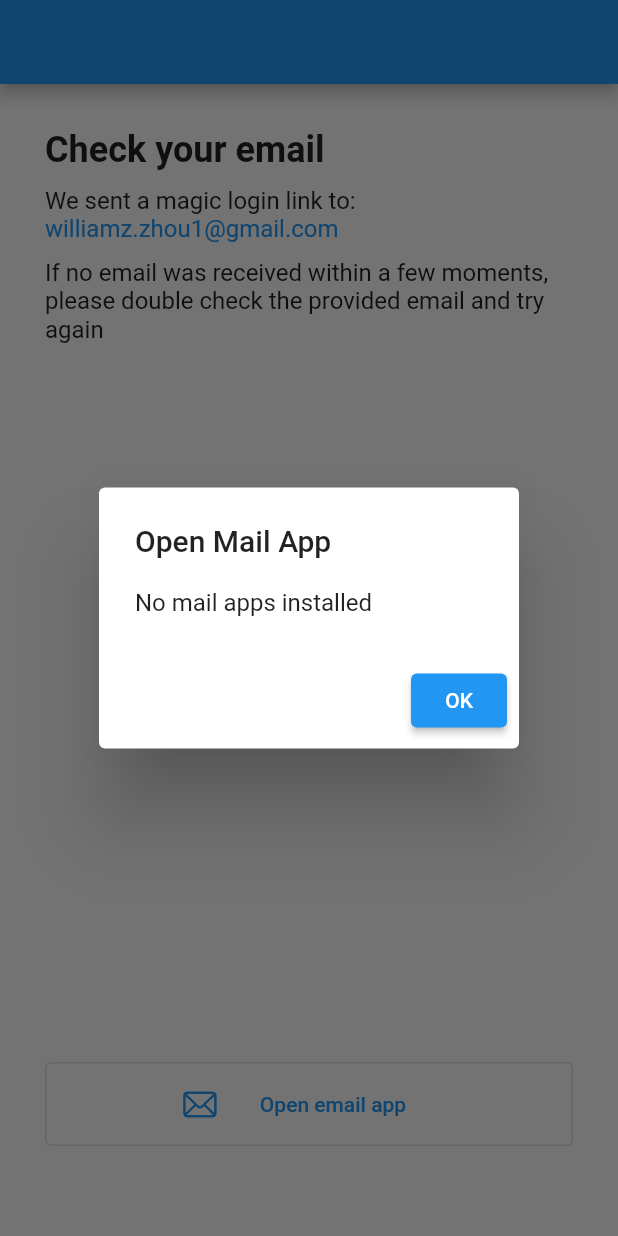
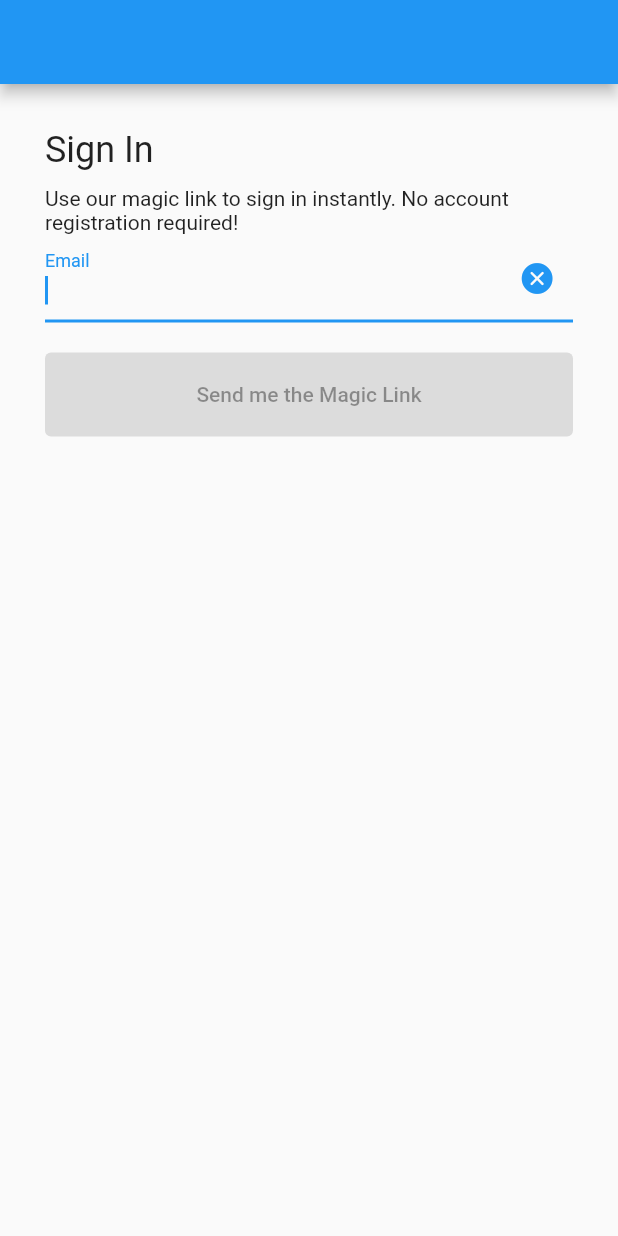
Before and after one commit to williazz/moments, a Flutter app: the screen it shows after launch, on a phone screen of 412 x 824 dp. Run offline on Flutter 3.47's test engine with Material 2 defaults, Android fonts, the phone set to English and light mode, and no system bars; our stand-ins replace email_validator, firebase_auth, firebase_core; missing offline and left inert: flutterfire_ui, open_mail_app; accounts and stored records are empty; statements that could not run were skipped.

Commit message:
Unpolished LoginPage implemented with basic layout and logic

```diff
--- a/lib/app.dart
+++ b/lib/app.dart
@@ -1,17 +1,21 @@
 import 'package:flutter/material.dart';
-import 'package:moments/services/auth/link_sent.dart';
+import 'package:moments/services/auth/login.dart';
 
 class MomentsApp extends StatelessWidget {
   const MomentsApp({Key? key}) : super(key: key);
 
   @override
   Widget build(BuildContext context) {
-    return const MaterialApp(
+    return MaterialApp(
       debugShowCheckedModeBanner: false,
       title: 'Moments',
-      home: LinkSentPage(
-        email: 'williamz.zhou1@gmail.com',
-      ),
+      home: LoginPage(signIn: (email) async {
+        await Future.delayed(const Duration(seconds: 1));
+        throw 'err';
+      }),
+      // home: LinkSentPage(
+      //   email: 'williamz.zhou1@gmail.com',
+      // ),
     );
   }
 }
--- /dev/null
+++ b/lib/services/auth/login.dart
@@ -0,0 +1,105 @@
+import 'package:email_validator/email_validator.dart';
+import 'package:flutter/cupertino.dart';
+import 'package:flutter/material.dart';
+
+class LoginPage extends StatefulWidget {
+  final Future<void> Function(String email) signIn;
+  const LoginPage({
+    Key? key,
+    required this.signIn,
+  }) : super(key: key);
+
+  @override
+  State<LoginPage> createState() => _LoginPageState();
+}
+
+class _LoginPageState extends State<LoginPage> {
+  final _email = TextEditingController();
+  bool _valid = false;
+
+  @override
+  void dispose() {
+    _email.dispose();
+    super.dispose();
+  }
+
+  @override
+  Widget build(BuildContext context) {
+    const gap = 10.0;
+    final textTheme = Theme.of(context).textTheme;
+
+    return Scaffold(
+      resizeToAvoidBottomInset: false,
+      appBar: AppBar(),
+      body: SafeArea(
+        child: Padding(
+          padding: const EdgeInsets.all(3 * gap),
+          child: AutofillGroup(
+            child: Column(
+              crossAxisAlignment: CrossAxisAlignment.stretch,
+              children: [
+                Text('Sign In', style: textTheme.headline5),
+                const SizedBox(height: gap),
+                Text(
+                    'Use our magic link to sign in instantly. No account registration required!',
+                    style: textTheme.bodyText2),
+                TextField(
+                  autofocus: true,
+                  controller: _email,
+                  autofillHints: const [AutofillHints.email],
+                  keyboardType: TextInputType.emailAddress,
+                  textInputAction: TextInputAction.send,
+                  onChanged: _validate,
+                  onSubmitted: (_) => _submit(),
+                  autocorrect: false,
+                  enableSuggestions: false,
+                  decoration: InputDecoration(
+                      label: const Text('Email'),
+                      suffixIcon: IconButton(
+                          onPressed: () {
+                            _email.clear();
+                            _validate(_email.text);
+                          },
+                          icon:
+                              const Icon(CupertinoIcons.clear_circled_solid))),
+                ),
+                const SizedBox(height: 2 * gap),
+                ElevatedButton(
+                    onPressed: _valid ? _submit : null,
+                    child: const Padding(
+                      padding: EdgeInsets.all(2 * gap),
+                      child: Text('Send me the Magic Link'),
+                    )),
+              ],
+            ),
+          ),
+        ),
+      ),
+    );
+  }
+
+  _showAuthFail({required String title, String? content}) {
+    showDialog(
+        context: context,
+        builder: (_) {
+          return AlertDialog(
+            title: Text(title),
+            content: content == null ? null : Text(content),
+          );
+        });
+  }
+
+  _submit() async {
+    try {
+      await widget.signIn(_email.text);
+    } catch (_) {
+      _showAuthFail(title: 'Login failed', content: 'Internal error');
+    }
+  }
+
+  _validate(String email) {
+    setState(() {
+      _valid = EmailValidator.validate(_email.text, false, true);
+    });
+  }
+}
--- a/pubspec.yaml
+++ b/pubspec.yaml
@@ -17,6 +17,7 @@ dependencies:
   firebase_dynamic_links: ^4.0.8
   flutterfire_ui: ^0.3.5+1
   open_mail_app: ^0.4.5
+  email_validator: ^2.0.1
 
 dev_dependencies:
   flutter_test:
```
Also changed, not shown: pubspec.lock.
